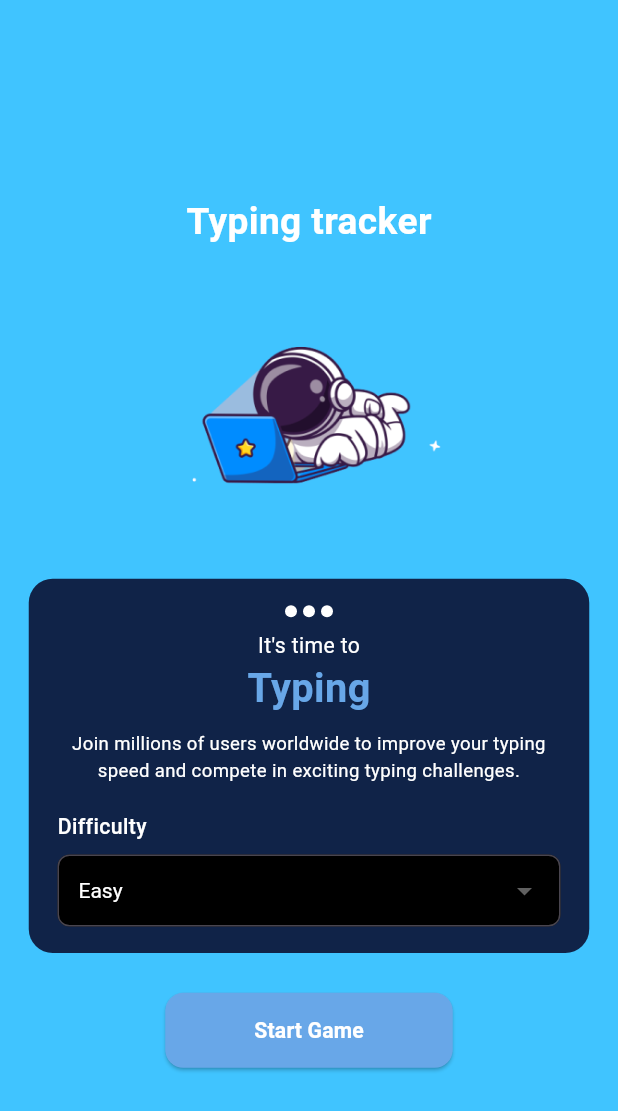
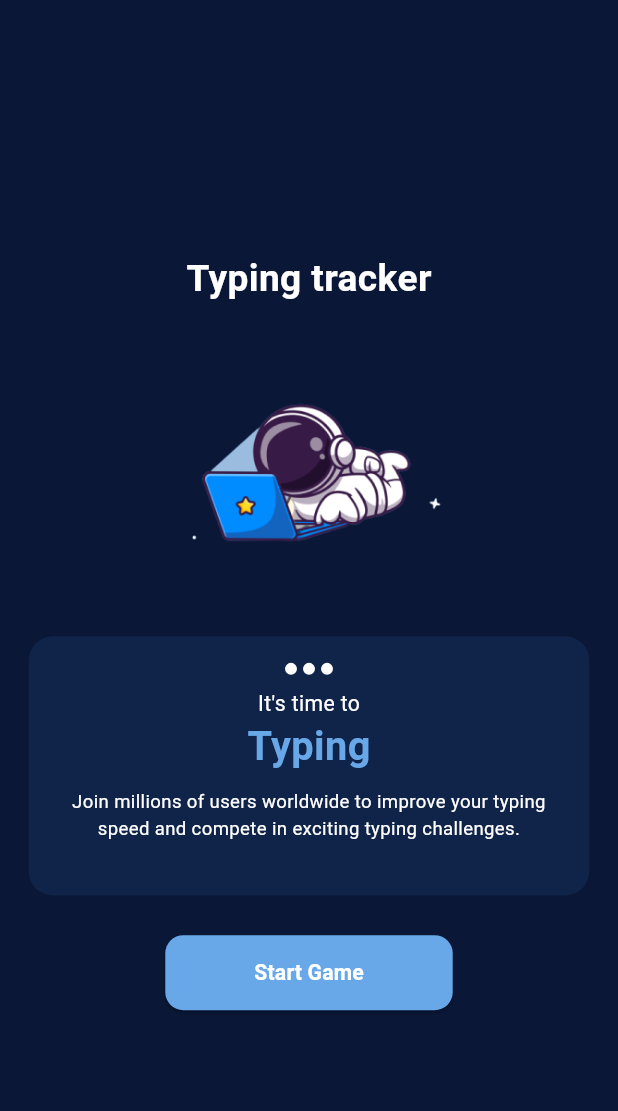
Before and after one commit to SumitSinghBharangar/type_tracker, a Flutter app: the screen it shows after launch, on a phone screen of 412 x 824 dp. Shown: the top 1111 px of the screen. Run offline on Flutter 3.47's test engine with Material 3 defaults, Android fonts, the light colour scheme and no system bars; our stand-ins replace fl_chart, flutter_screenutil.

Commit message:
modified first page

```diff
--- a/lib/screens/home_screen.dart
+++ b/lib/screens/home_screen.dart
@@ -2,7 +2,6 @@ import 'package:flutter/cupertino.dart';
 import 'package:flutter/material.dart';
 import 'package:flutter_screenutil/flutter_screenutil.dart';
 import 'package:type_tracker/screens/difficulty_type_screen.dart';
-import 'package:type_tracker/screens/typing_text_screen.dart';
 
 class HomeScreen extends StatefulWidget {
   const HomeScreen({super.key});
@@ -12,13 +11,11 @@ class HomeScreen extends StatefulWidget {
 }
 
 class _HomeScreenState extends State<HomeScreen> {
-  String selectedDifficulty = 'Easy';
   @override
   Widget build(BuildContext context) {
-    final isDarkMode = Theme.of(context).brightness == Brightness.dark;
     return Scaffold(
-      backgroundColor:
-          !isDarkMode ? Colors.lightBlueAccent : const Color(0xFF0A1736),
+      backgroundColor: const Color(0xFF0A1736),
+      // !isDarkMode ? Colors.lightBlueAccent : ,
       body: SafeArea(
         child: Column(
           mainAxisAlignment: MainAxisAlignment.center,
@@ -99,47 +96,6 @@ class _HomeScreenState extends State<HomeScreen> {
                     ),
                   ),
                   SizedBox(height: 20.h),
-                  Align(
-                    alignment: Alignment.centerLeft,
-                    child: Text(
-                      "Difficulty",
-                      style: TextStyle(
-                        fontSize: 16.sp,
-                        color: Colors.white,
-                        fontWeight: FontWeight.w500,
-                      ),
-                    ),
-                  ),
-                  SizedBox(height: 10.h),
-                  DropdownButtonFormField<String>(
-                    items: const [
-                      DropdownMenuItem(
-                        value: "Easy",
-                        child: Text("Easy"),
-                      ),
-                      DropdownMenuItem(
-                        value: "Medium",
-                        child: Text("Medium"),
-                      ),
-                      DropdownMenuItem(
-                        value: "Hard",
-                        child: Text("Hard"),
-                      ),
-                    ],
-                    value: "Easy",
-                    dropdownColor: const Color(0xFF102348),
-                    style: const TextStyle(color: Colors.white),
-                    onChanged: (value) {},
-                    decoration: InputDecoration(
-                      filled: true,
-                      fillColor: Colors.black,
-                      contentPadding: const EdgeInsets.symmetric(
-                          horizontal: 10, vertical: 5),
-                      border: OutlineInputBorder(
-                        borderRadius: BorderRadius.circular(8),
-                      ),
-                    ),
-                  ),
                 ],
               ),
             ),
```
